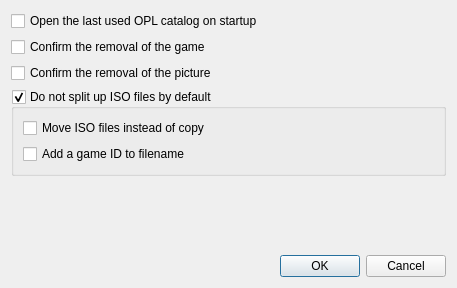
Before: the Qt Designer form src/OplPcTools/UI/SettingsDialog.ui in brainstream/OPL-PC-Tools, drawn with Qt 5.
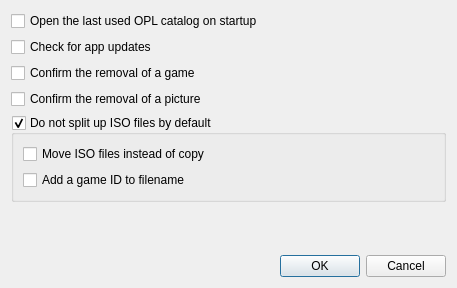
After: the same form once the commit is applied.

```diff
--- a/src/OplPcTools/UI/SettingsDialog.ui
+++ b/src/OplPcTools/UI/SettingsDialog.ui
@@ -24,17 +24,24 @@
      </property>
     </widget>
    </item>
+   <item>
+    <widget class="QCheckBox" name="mp_checkbox_check_new_versions">
+     <property name="text">
+      <string>Check for app updates</string>
+     </property>
+    </widget>
+   </item>
    <item>
     <widget class="QCheckBox" name="mp_checkbox_confirm_game_deletion">
      <property name="text">
-      <string>Confirm the removal of the game</string>
+      <string>Confirm the removal of a game</string>
      </property>
     </widget>
    </item>
    <item>
     <widget class="QCheckBox" name="mp_checkbox_confirm_picture_deletion">
      <property name="text">
-      <string>Confirm the removal of the picture</string>
+      <string>Confirm the removal of a picture</string>
      </property>
     </widget>
    </item>
```
Left out of the diff: 9 changed lines with no effect on the pictures.
